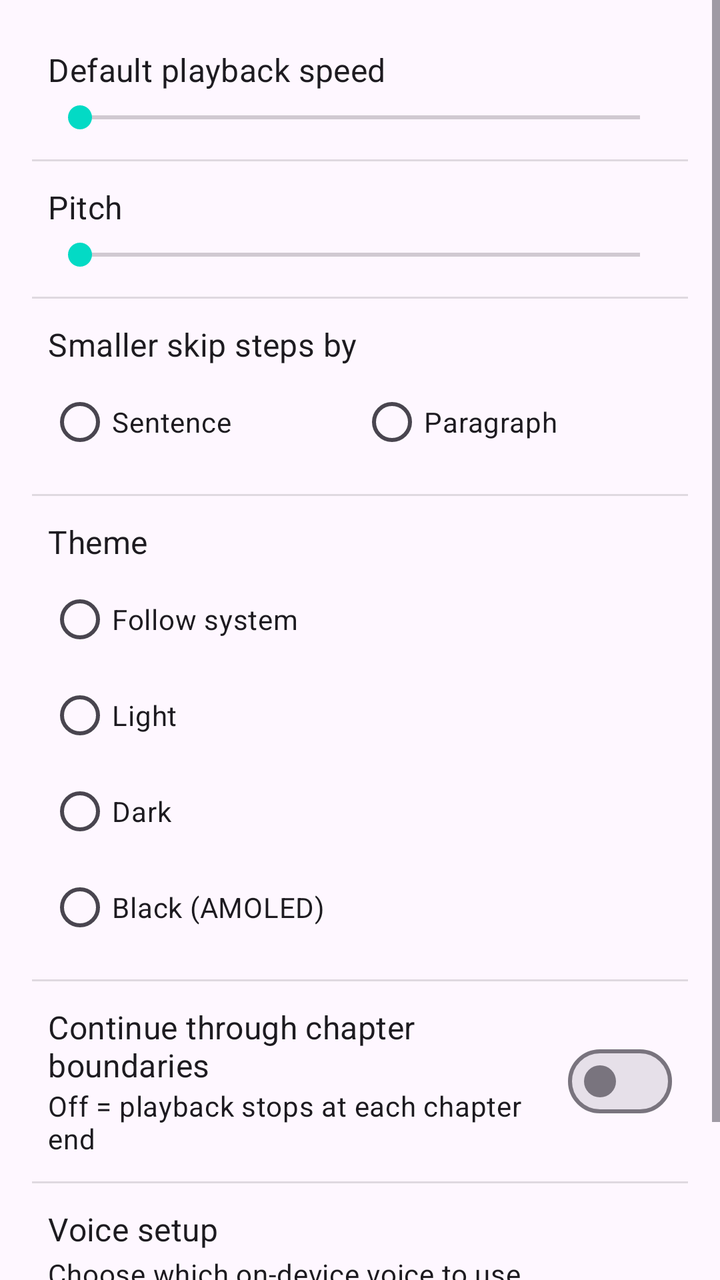
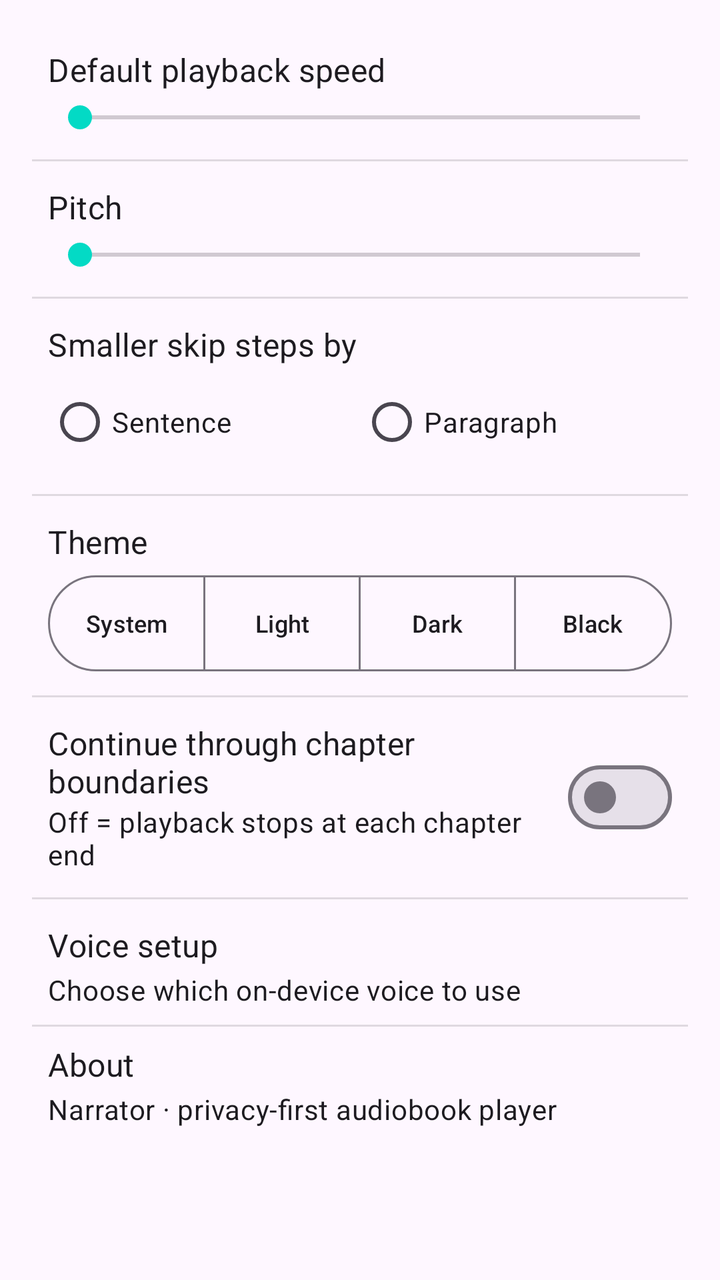

Before-and-after screenshots of an Android layout around one commit, followed by the original layout XML and the change that was made.
<!-- AndroidManifest.xml: application theme Theme.Narrator -->
<!-- res/layout/fragment_settings.xml -->
<?xml version="1.0" encoding="utf-8"?>
<ScrollView xmlns:android="http://schemas.android.com/apk/res/android"
    android:layout_width="match_parent"
    android:layout_height="match_parent">

    <LinearLayout
        android:layout_width="match_parent"
        android:layout_height="wrap_content"
        android:orientation="vertical"
        android:padding="16dp">

        
        <LinearLayout
            android:layout_width="match_parent"
            android:layout_height="wrap_content"
            android:orientation="vertical"
            android:padding="8dp">

            <LinearLayout
                android:layout_width="match_parent"
                android:layout_height="wrap_content"
                android:orientation="horizontal"
                android:gravity="center_vertical">

                <TextView
                    android:layout_width="0dp"
                    android:layout_height="wrap_content"
                    android:layout_weight="1"
                    android:text="@string/settings_default_speed"
                    android:textAppearance="?attr/textAppearanceSubtitle1" />

                <TextView
                    android:id="@+id/settings_speed_value"
                    android:layout_width="wrap_content"
                    android:layout_height="wrap_content"
                    android:textAppearance="?attr/textAppearanceBody2" />
            </LinearLayout>

            <SeekBar
                android:id="@+id/settings_speed_seek"
                android:layout_width="match_parent"
                android:layout_height="wrap_content"
                android:layout_marginTop="4dp"
                android:max="12" />
        </LinearLayout>

        <View
            android:layout_width="match_parent"
            android:layout_height="1dp"
            android:layout_marginVertical="4dp"
            android:background="?android:attr/listDivider" />

        
        <LinearLayout
            android:layout_width="match_parent"
            android:layout_height="wrap_content"
            android:orientation="vertical"
            android:padding="8dp">

            <LinearLayout
                android:layout_width="match_parent"
                android:layout_height="wrap_content"
                android:orientation="horizontal"
                android:gravity="center_vertical">

                <TextView
                    android:layout_width="0dp"
                    android:layout_height="wrap_content"
                    android:layout_weight="1"
                    android:text="@string/settings_pitch"
                    android:textAppearance="?attr/textAppearanceSubtitle1" />

                <TextView
                    android:id="@+id/settings_pitch_value"
                    android:layout_width="wrap_content"
                    android:layout_height="wrap_content"
                    android:textAppearance="?attr/textAppearanceBody2" />
            </LinearLayout>

            <SeekBar
                android:id="@+id/settings_pitch_seek"
                android:layout_width="match_parent"
                android:layout_height="wrap_content"
                android:layout_marginTop="4dp"
                android:max="20" />
        </LinearLayout>

        <View
            android:layout_width="match_parent"
            android:layout_height="1dp"
            android:layout_marginVertical="4dp"
            android:background="?android:attr/listDivider" />

        
        <LinearLayout
            android:layout_width="match_parent"
            android:layout_height="wrap_content"
            android:orientation="vertical"
            android:padding="8dp">

            <TextView
                android:layout_width="wrap_content"
                android:layout_height="wrap_content"
                android:text="@string/settings_skip_increment"
                android:textAppearance="?attr/textAppearanceSubtitle1" />

            <RadioGroup
                android:id="@+id/settings_skip_group"
                android:layout_width="match_parent"
                android:layout_height="wrap_content"
                android:layout_marginTop="4dp"
                android:orientation="horizontal">

                <RadioButton
                    android:id="@+id/settings_skip_sentence"
                    android:layout_width="0dp"
                    android:layout_height="wrap_content"
                    android:layout_weight="1"
                    android:text="@string/settings_skip_sentence" />

                <RadioButton
                    android:id="@+id/settings_skip_paragraph"
                    android:layout_width="0dp"
                    android:layout_height="wrap_content"
                    android:layout_weight="1"
                    android:text="@string/settings_skip_paragraph" />
            </RadioGroup>
        </LinearLayout>

        <View
            android:layout_width="match_parent"
            android:layout_height="1dp"
            android:layout_marginVertical="4dp"
            android:background="?android:attr/listDivider" />

        
        <LinearLayout
            android:layout_width="match_parent"
            android:layout_height="wrap_content"
            android:orientation="vertical"
            android:padding="8dp">

            <TextView
                android:layout_width="wrap_content"
                android:layout_height="wrap_content"
                android:text="@string/settings_theme"
                android:textAppearance="?attr/textAppearanceSubtitle1" />

            <RadioGroup
                android:id="@+id/settings_theme_group"
                android:layout_width="match_parent"
                android:layout_height="wrap_content"
                android:layout_marginTop="4dp"
                android:orientation="vertical">

                <RadioButton
                    android:id="@+id/settings_theme_system"
                    android:layout_width="wrap_content"
                    android:layout_height="wrap_content"
                    android:text="@string/settings_theme_system" />

                <RadioButton
                    android:id="@+id/settings_theme_light"
                    android:layout_width="wrap_content"
                    android:layout_height="wrap_content"
                    android:text="@string/settings_theme_light" />

                <RadioButton
                    android:id="@+id/settings_theme_dark"
                    android:layout_width="wrap_content"
                    android:layout_height="wrap_content"
                    android:text="@string/settings_theme_dark" />

                <RadioButton
                    android:id="@+id/settings_theme_amoled"
                    android:layout_width="wrap_content"
                    android:layout_height="wrap_content"
                    android:text="@string/settings_theme_amoled" />
            </RadioGroup>
        </LinearLayout>

        <View
            android:layout_width="match_parent"
            android:layout_height="1dp"
            android:layout_marginVertical="4dp"
            android:background="?android:attr/listDivider" />

        
        <LinearLayout
            android:layout_width="match_parent"
            android:layout_height="wrap_content"
            android:orientation="horizontal"
            android:padding="8dp"
            android:gravity="center_vertical">

            <LinearLayout
                android:layout_width="0dp"
                android:layout_height="wrap_content"
                android:layout_weight="1"
                android:orientation="vertical">

                <TextView
                    android:layout_width="wrap_content"
                    android:layout_height="wrap_content"
                    android:text="@string/settings_continue"
                    android:textAppearance="?attr/textAppearanceSubtitle1" />

                <TextView
                    android:layout_width="wrap_content"
                    android:layout_height="wrap_content"
                    android:text="@string/settings_continue_summary"
                    android:textAppearance="?attr/textAppearanceBody2" />
            </LinearLayout>

            <com.google.android.material.materialswitch.MaterialSwitch
                android:id="@+id/settings_continue_switch"
                android:layout_width="wrap_content"
                android:layout_height="wrap_content"
                android:textOn=""
                android:textOff="" />
        </LinearLayout>

        <View
            android:layout_width="match_parent"
            android:layout_height="1dp"
            android:layout_marginVertical="4dp"
            android:background="?android:attr/listDivider" />

        
        <LinearLayout
            android:id="@+id/settings_voice_setup_row"
            android:layout_width="match_parent"
            android:layout_height="wrap_content"
            android:orientation="vertical"
            android:padding="8dp"
            android:background="?attr/selectableItemBackground">

            <TextView
                android:layout_width="wrap_content"
                android:layout_height="wrap_content"
                android:text="@string/settings_voice_setup"
                android:textAppearance="?attr/textAppearanceSubtitle1" />

            <TextView
                android:layout_width="wrap_content"
                android:layout_height="wrap_content"
                android:layout_marginTop="2dp"
                android:text="@string/settings_voice_setup_summary"
                android:textAppearance="?attr/textAppearanceBody2" />
        </LinearLayout>

        <View
            android:layout_width="match_parent"
            android:layout_height="1dp"
            android:background="?android:attr/listDivider" />

        <LinearLayout
            android:id="@+id/settings_about_row"
            android:layout_width="match_parent"
            android:layout_height="wrap_content"
            android:orientation="vertical"
            android:padding="8dp"
            android:background="?attr/selectableItemBackground"
            android:clickable="true"
            android:focusable="true">

            <TextView
                android:layout_width="wrap_content"
                android:layout_height="wrap_content"
                android:text="@string/settings_about"
                android:textAppearance="?attr/textAppearanceSubtitle1" />

            <TextView
                android:layout_width="wrap_content"
                android:layout_height="wrap_content"
                android:layout_marginTop="2dp"
                android:text="@string/settings_about_summary"
                android:textAppearance="?attr/textAppearanceBody2" />
        </LinearLayout>
    </LinearLayout>
</ScrollView>
<!-- resources referenced by this layout -->
<resources>
  <string name="settings_about">About</string>
  <string name="settings_about_summary">Narrator · privacy-first audiobook player</string>
  <string name="settings_continue">Continue through chapter boundaries</string>
  <string name="settings_continue_summary">Off = playback stops at each chapter end</string>
  <string name="settings_default_speed">Default playback speed</string>
  <string name="settings_pitch">Pitch</string>
  <string name="settings_skip_increment">Smaller skip steps by</string>
  <string name="settings_skip_paragraph">Paragraph</string>
  <string name="settings_skip_sentence">Sentence</string>
  <string name="settings_theme">Theme</string>
  <string name="settings_theme_amoled">Black (AMOLED)</string>
  <string name="settings_theme_dark">Dark</string>
  <string name="settings_theme_light">Light</string>
  <string name="settings_theme_system">Follow system</string>
  <string name="settings_voice_setup">Voice setup</string>
  <string name="settings_voice_setup_summary">Choose which on-device voice to use</string>
  <style name="Theme.Narrator" parent="Theme.Material3.DayNight.NoActionBar">
          
          <item name="colorPrimary">@color/purple_500</item>
          <item name="colorPrimaryVariant">@color/purple_700</item>
          <item name="colorOnPrimary">@color/white</item>
          
          <item name="colorSecondary">@color/teal_200</item>
          <item name="colorSecondaryVariant">@color/teal_700</item>
          <item name="colorOnSecondary">@color/black</item>
          
          <item name="android:statusBarColor">?attr/colorPrimaryVariant</item>
          
      </style>
  <color name="purple_500">#FF6200EE</color>
  <color name="purple_700">#FF3700B3</color>
  <color name="white">#FFFFFFFF</color>
  <color name="teal_200">#FF03DAC5</color>
  <color name="teal_700">#FF018786</color>
  <color name="black">#FF000000</color>
</resources>

<!-- the commit's change to res/layout/fragment_settings.xml (unified diff, before → after) -->
@@ -1,5 +1,6 @@
 <?xml version="1.0" encoding="utf-8"?>
 <ScrollView xmlns:android="http://schemas.android.com/apk/res/android"
+    xmlns:app="http://schemas.android.com/apk/res-auto"
     android:layout_width="match_parent"
     android:layout_height="match_parent">
 
@@ -146,37 +147,62 @@
                 android:text="@string/settings_theme"
                 android:textAppearance="?attr/textAppearanceSubtitle1" />
 
-            <RadioGroup
+            <com.google.android.material.button.MaterialButtonToggleGroup
                 android:id="@+id/settings_theme_group"
                 android:layout_width="match_parent"
                 android:layout_height="wrap_content"
-                android:layout_marginTop="4dp"
-                android:orientation="vertical">
-
-                <RadioButton
+                android:layout_marginTop="6dp"
+                app:singleSelection="true"
+                app:selectionRequired="true">
+
+                <com.google.android.material.button.MaterialButton
                     android:id="@+id/settings_theme_system"
-                    android:layout_width="wrap_content"
-                    android:layout_height="wrap_content"
-                    android:text="@string/settings_theme_system" />
-
-                <RadioButton
+                    style="?attr/materialButtonOutlinedStyle"
+                    android:layout_width="0dp"
+                    android:layout_height="wrap_content"
+                    android:layout_weight="1"
+                    android:textSize="12sp"
+                    android:insetTop="0dp"
+                    android:insetBottom="0dp"
+                    android:paddingHorizontal="8dp"
+                    android:text="@string/settings_theme_system_short" />
+
+                <com.google.android.material.button.MaterialButton
                     android:id="@+id/settings_theme_light"
-                    android:layout_width="wrap_content"
-                    android:layout_height="wrap_content"
+                    style="?attr/materialButtonOutlinedStyle"
+                    android:layout_width="0dp"
+                    android:layout_height="wrap_content"
+                    android:layout_weight="1"
+                    android:textSize="12sp"
+                    android:insetTop="0dp"
+                    android:insetBottom="0dp"
+                    android:paddingHorizontal="8dp"
                     android:text="@string/settings_theme_light" />
 
-                <RadioButton
+                <com.google.android.material.button.MaterialButton
                     android:id="@+id/settings_theme_dark"
-                    android:layout_width="wrap_content"
-                    android:layout_height="wrap_content"
+                    style="?attr/materialButtonOutlinedStyle"
+                    android:layout_width="0dp"
+                    android:layout_height="wrap_content"
+                    android:layout_weight="1"
+                    android:textSize="12sp"
+                    android:insetTop="0dp"
+                    android:insetBottom="0dp"
+                    android:paddingHorizontal="8dp"
                     android:text="@string/settings_theme_dark" />
 
-                <RadioButton
+                <com.google.android.material.button.MaterialButton
                     android:id="@+id/settings_theme_amoled"
-                    android:layout_width="wrap_content"
-                    android:layout_height="wrap_content"
-                    android:text="@string/settings_theme_amoled" />
-            </RadioGroup>
+                    style="?attr/materialButtonOutlinedStyle"
+                    android:layout_width="0dp"
+                    android:layout_height="wrap_content"
+                    android:layout_weight="1"
+                    android:textSize="12sp"
+                    android:insetTop="0dp"
+                    android:insetBottom="0dp"
+                    android:paddingHorizontal="8dp"
+                    android:text="@string/settings_theme_amoled_short" />
+            </com.google.android.material.button.MaterialButtonToggleGroup>
         </LinearLayout>
 
         <View
<!-- resource entries referenced after the edit -->
@@ -10,10 +10,10 @@
   <string name="settings_skip_paragraph">Paragraph</string>
   <string name="settings_skip_sentence">Sentence</string>
   <string name="settings_theme">Theme</string>
-  <string name="settings_theme_amoled">Black (AMOLED)</string>
+  <string name="settings_theme_amoled_short">Black</string>
   <string name="settings_theme_dark">Dark</string>
   <string name="settings_theme_light">Light</string>
-  <string name="settings_theme_system">Follow system</string>
+  <string name="settings_theme_system_short">System</string>
   <string name="settings_voice_setup">Voice setup</string>
   <string name="settings_voice_setup_summary">Choose which on-device voice to use</string>
   <style name="Theme.Narrator" parent="Theme.Material3.DayNight.NoActionBar">
